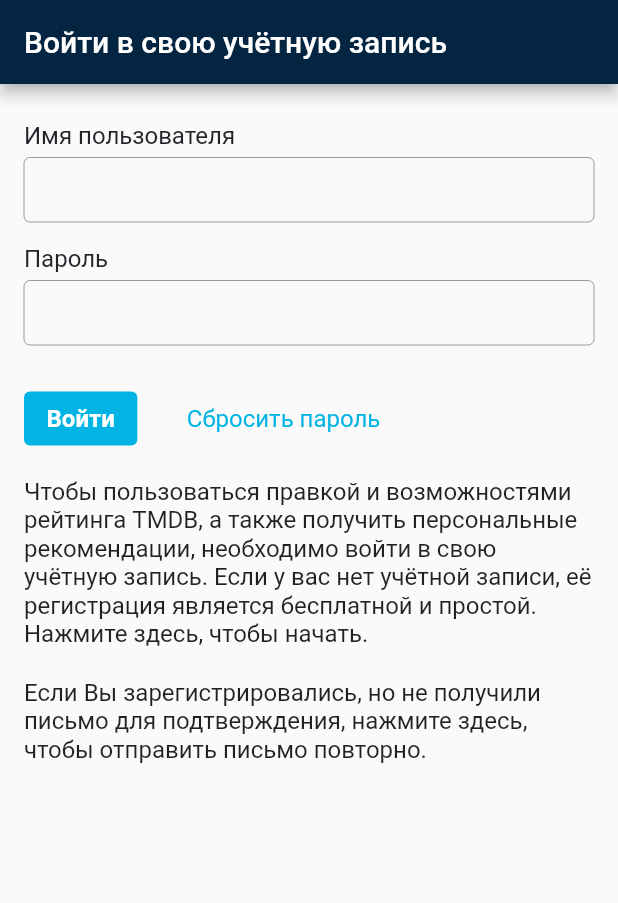
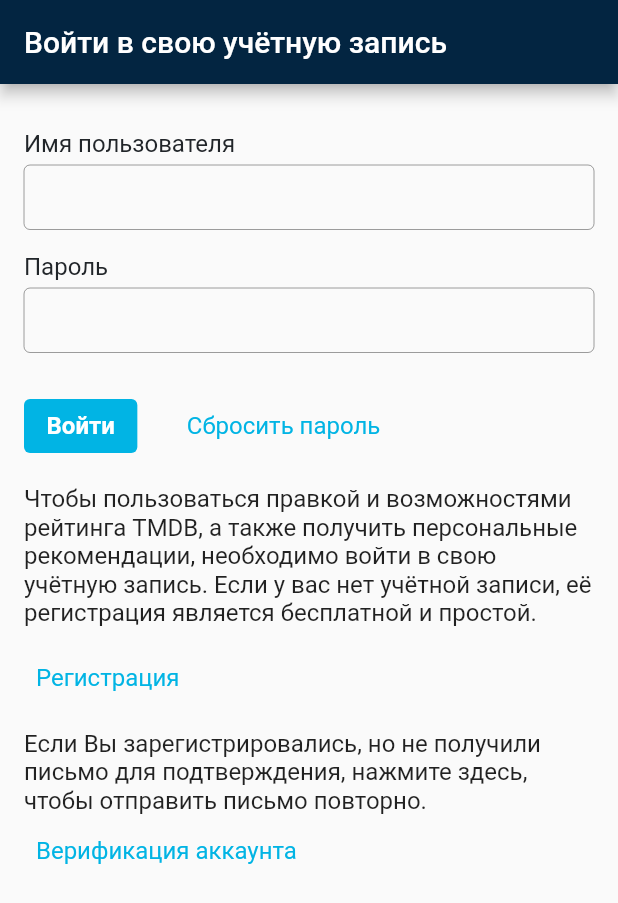
Before and after one commit to denisbrkv/themoviedb_LazyDart, a Flutter app: the screen it shows after launch, on a phone screen of 412 x 824 dp. Shown: the top 903 px of the screen. Run offline on Flutter 3.47's test engine with Material 2 defaults, Android fonts, the phone set to English and light mode, and no system bars.

Commit message:
add register and verify email

```diff
--- a/lib/Theme/app_button_style.dart
+++ b/lib/Theme/app_button_style.dart
@@ -0,0 +1,9 @@
+import 'package:flutter/material.dart';
+
+abstract class AppButtonStyle {
+  static final ButtonStyle linkbutton = ButtonStyle(
+    foregroundColor: MaterialStateProperty.all(const Color(0xFF01B4E4)),
+    textStyle: MaterialStateProperty.all(
+        TextStyle(fontSize: 16, fontWeight: FontWeight.w400)),
+  );
+}
--- a/lib/widgets/auth/auth_widget.dart
+++ b/lib/widgets/auth/auth_widget.dart
@@ -1,6 +1,8 @@
 import 'dart:ui';
 
 import 'package:flutter/material.dart';
+
+import '../../Theme/app_button_style.dart';
 
 class AuthWidget extends StatefulWidget {
   AuthWidget({Key? key}) : super(key: key);
@@ -36,17 +38,29 @@ class _HeaderWidget extends StatelessWidget {
     return Padding(
       padding: const EdgeInsets.symmetric(horizontal: 16),
       child: Column(
+        crossAxisAlignment: CrossAxisAlignment.start,
         children: [
           _FormWidget(),
           SizedBox(height: 15),
           Text(
-            'Чтобы пользоваться правкой и возможностями рейтинга TMDB, а также получить персональные рекомендации, необходимо войти в свою учётную запись. Если у вас нет учётной записи, её регистрация является бесплатной и простой. Нажмите здесь, чтобы начать.',
+            'Чтобы пользоваться правкой и возможностями рейтинга TMDB, а также получить персональные рекомендации, необходимо войти в свою учётную запись. Если у вас нет учётной записи, её регистрация является бесплатной и простой.',
             style: textStyle,
           ),
-          SizedBox(height: 20),
+          SizedBox(height: 10),
+          TextButton(
+            child: Text('Регистрация'),
+            onPressed: () {},
+            style: AppButtonStyle.linkbutton,
+          ),
+          SizedBox(height: 10),
           Text(
               'Если Вы зарегистрировались, но не получили письмо для подтверждения, нажмите здесь, чтобы отправить письмо повторно.',
               style: textStyle),
+          TextButton(
+            child: Text('Верификация аккаунта'),
+            onPressed: () {},
+            style: AppButtonStyle.linkbutton,
+          ),
         ],
       ),
     );
@@ -77,7 +91,7 @@ class _FormWidgetState extends State<_FormWidget> {
     return Column(
       crossAxisAlignment: CrossAxisAlignment.start,
       children: [
-        SizedBox(height: 25),
+        SizedBox(height: 30),
         Text('Имя пользователя', style: textStyle),
         SizedBox(height: 5),
         TextField(
@@ -108,11 +122,7 @@ class _FormWidgetState extends State<_FormWidget> {
             TextButton(
               child: Text('Сбросить пароль'),
               onPressed: () {},
-              style: ButtonStyle(
-                foregroundColor: MaterialStateProperty.all(colotTextField),
-                textStyle: MaterialStateProperty.all(
-                    TextStyle(fontSize: 16, fontWeight: FontWeight.w400)),
-              ),
+              style: AppButtonStyle.linkbutton,
             ),
           ],
         ),
```
